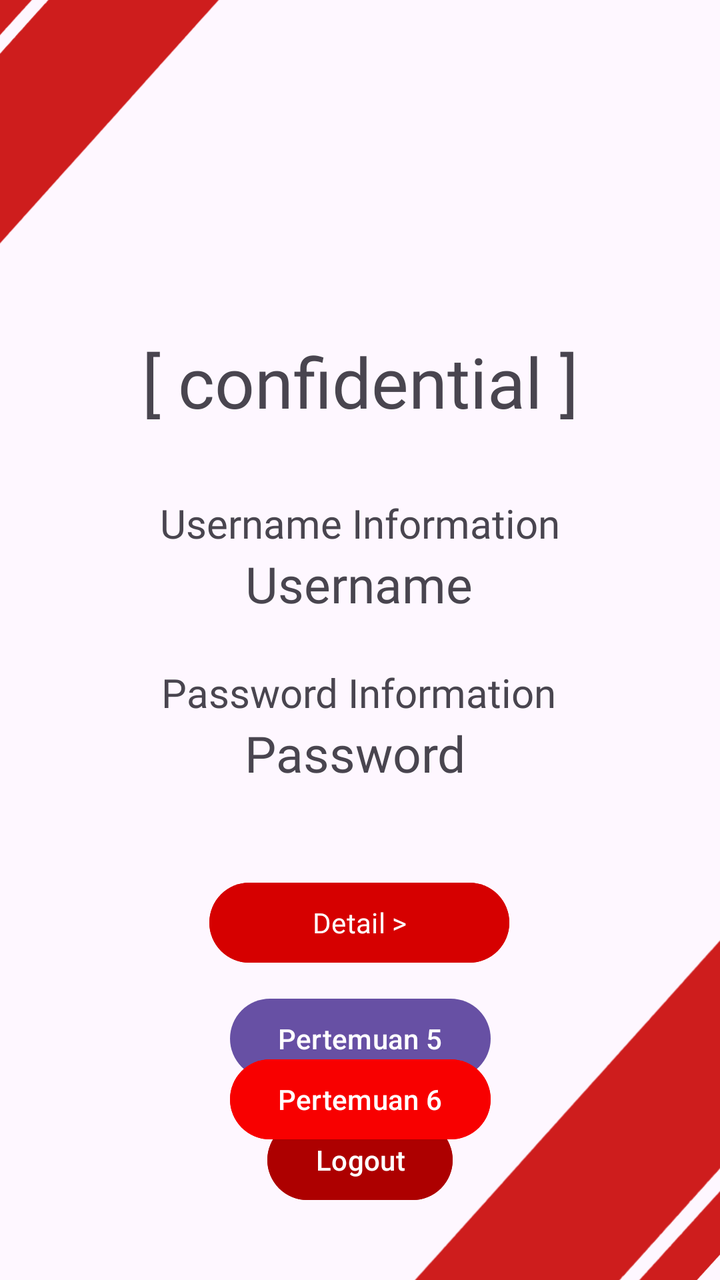
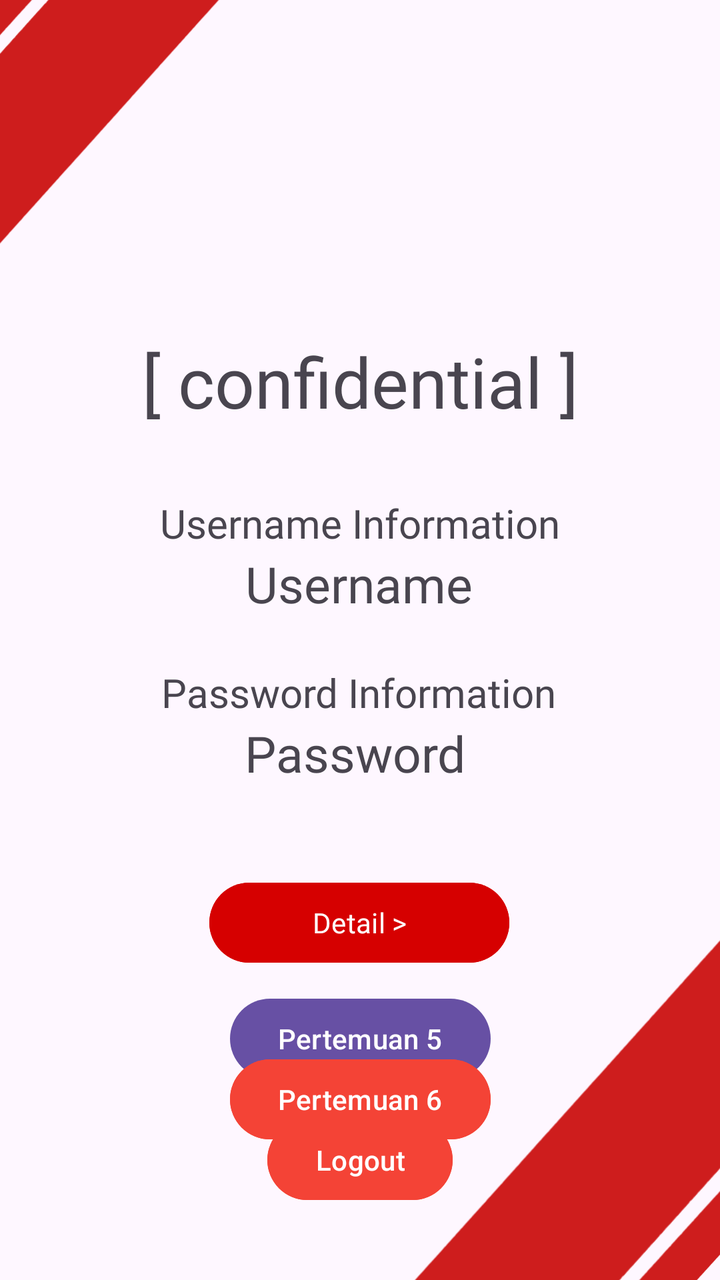

Before-and-after screenshots of an Android layout around one commit, followed by the original layout XML and the change that was made.
<!-- AndroidManifest.xml: application theme Theme.Sherine_TIA -->
<!-- res/layout/activity_main.xml -->
<?xml version="1.0" encoding="utf-8"?>
<androidx.constraintlayout.widget.ConstraintLayout xmlns:android="http://schemas.android.com/apk/res/android"
    xmlns:app="http://schemas.android.com/apk/res-auto"
    xmlns:tools="http://schemas.android.com/tools"
    android:id="@+id/main"
    android:layout_width="match_parent"
    android:layout_height="match_parent"
    tools:context=".MainActivity">

    <ImageView
        android:id="@+id/imageView12"
        android:layout_width="452dp"
        android:layout_height="239dp"
        android:layout_marginEnd="92dp"
        app:layout_constraintBottom_toBottomOf="parent"
        app:layout_constraintEnd_toEndOf="parent"
        app:layout_constraintTop_toTopOf="parent"
        app:layout_constraintVertical_bias="0.0"
        app:srcCompat="@drawable/red" />

    <ImageView
        android:id="@+id/imageView13"
        android:layout_width="440dp"
        android:layout_height="287dp"
        android:layout_marginStart="68dp"
        android:rotation="-180"
        app:layout_constraintBottom_toBottomOf="parent"
        app:layout_constraintStart_toStartOf="parent"
        app:layout_constraintTop_toTopOf="parent"
        app:layout_constraintVertical_bias="1.0"
        app:srcCompat="@drawable/red" />

    <TextView
        android:id="@+id/password"
        android:layout_width="wrap_content"
        android:layout_height="wrap_content"
        android:layout_marginStart="80dp"
        android:layout_marginEnd="84dp"
        android:fontFamily="@font/cinzel_regular"
        android:text="Password"
        android:textSize="25dp"
        app:layout_constraintEnd_toEndOf="parent"
        app:layout_constraintHorizontal_bias="0.494"
        app:layout_constraintStart_toStartOf="parent"
        app:layout_constraintTop_toBottomOf="@+id/txtPassword" />

    <TextView
        android:id="@+id/textView5"
        android:layout_width="wrap_content"
        android:layout_height="wrap_content"
        android:fontFamily="@font/cinzel_bold"
        android:text="[ confidential ]"
        android:textSize="35dp"
        app:layout_constraintBottom_toBottomOf="parent"
        app:layout_constraintEnd_toEndOf="parent"
        app:layout_constraintStart_toStartOf="parent"
        app:layout_constraintTop_toTopOf="parent"
        app:layout_constraintVertical_bias="0.282" />

    <TextView
        android:id="@+id/username"
        android:layout_width="wrap_content"
        android:layout_height="wrap_content"
        android:fontFamily="@font/cinzel_regular"
        android:text="Username"
        android:textSize="25dp"
        app:layout_constraintEnd_toEndOf="parent"
        app:layout_constraintHorizontal_bias="0.498"
        app:layout_constraintStart_toStartOf="parent"
        app:layout_constraintTop_toBottomOf="@+id/txtUsername" />

    <TextView
        android:id="@+id/txtUsername"
        android:layout_width="wrap_content"
        android:layout_height="wrap_content"
        android:layout_marginTop="34dp"
        android:fontFamily="@font/cinzel_bold"
        android:text="Username Information"
        android:textSize="20sp"
        app:layout_constraintEnd_toEndOf="parent"
        app:layout_constraintStart_toStartOf="parent"
        app:layout_constraintTop_toBottomOf="@+id/textView5" />

    <TextView
        android:id="@+id/txtPassword"
        android:layout_width="wrap_content"
        android:layout_height="wrap_content"
        android:layout_marginTop="24dp"
        android:fontFamily="@font/cinzel_bold"
        android:text="Password Information"
        android:textSize="20sp"
        app:layout_constraintEnd_toEndOf="parent"
        app:layout_constraintHorizontal_bias="0.496"
        app:layout_constraintStart_toStartOf="parent"
        app:layout_constraintTop_toBottomOf="@+id/username" />

    <Button
        android:id="@+id/btnDetail"
        android:layout_width="150dp"
        android:layout_height="wrap_content"
        android:layout_marginTop="44dp"
        android:backgroundTint="@color/button"
        android:fontFamily="@font/godofwar"
        android:text="Detail >"
        app:layout_constraintEnd_toEndOf="parent"
        app:layout_constraintHorizontal_bias="0.498"
        app:layout_constraintStart_toStartOf="parent"
        app:layout_constraintTop_toBottomOf="@+id/password" />

    <Button
        android:id="@+id/btntolima"
        android:layout_width="wrap_content"
        android:layout_height="wrap_content"
        android:text="Pertemuan 5"
        app:layout_constraintBottom_toBottomOf="parent"
        app:layout_constraintEnd_toEndOf="parent"
        app:layout_constraintStart_toStartOf="parent"
        app:layout_constraintTop_toBottomOf="@+id/btnDetail"
        app:layout_constraintVertical_bias="0.094" />

    <Button
        android:id="@+id/btnLogout"
        android:layout_width="wrap_content"
        android:layout_height="wrap_content"
        android:layout_marginBottom="36dp"
        android:backgroundTint="#AD0000"
        android:text="Logout"
        app:layout_constraintBottom_toBottomOf="parent"
        app:layout_constraintEnd_toEndOf="parent"
        app:layout_constraintStart_toStartOf="parent" />

    <Button
        android:id="@+id/btntoenam"
        android:layout_width="wrap_content"
        android:layout_height="wrap_content"
        android:text="Pertemuan 6"
        android:backgroundTint="#F80000"
        app:layout_constraintBottom_toTopOf="@+id/btnLogout"
        app:layout_constraintEnd_toEndOf="parent"
        app:layout_constraintStart_toStartOf="parent"
        app:layout_constraintTop_toBottomOf="@+id/btntolima" />

</androidx.constraintlayout.widget.ConstraintLayout>
<!-- resources referenced by this layout -->
<resources>
  <color name="button">#D60000</color>
  <!-- drawable red: jpeg bitmap (drawable, 53799 bytes) -->
  <style name="Theme.Sherine_TIA" parent="Base.Theme.Sherine_TIA" />
  <style name="Base.Theme.Sherine_TIA" parent="Theme.Material3.DayNight.NoActionBar">
          
          
      </style>
</resources>

<!-- the commit's change to res/layout/activity_main.xml (unified diff, before → after) -->
@@ -123,7 +123,7 @@
         android:layout_width="wrap_content"
         android:layout_height="wrap_content"
         android:layout_marginBottom="36dp"
-        android:backgroundTint="#AD0000"
+        android:backgroundTint="#F44336"
         android:text="Logout"
         app:layout_constraintBottom_toBottomOf="parent"
         app:layout_constraintEnd_toEndOf="parent"
@@ -134,7 +134,7 @@
         android:layout_width="wrap_content"
         android:layout_height="wrap_content"
         android:text="Pertemuan 6"
-        android:backgroundTint="#F80000"
+        android:backgroundTint="#F44336"
         app:layout_constraintBottom_toTopOf="@+id/btnLogout"
         app:layout_constraintEnd_toEndOf="parent"
         app:layout_constraintStart_toStartOf="parent"
